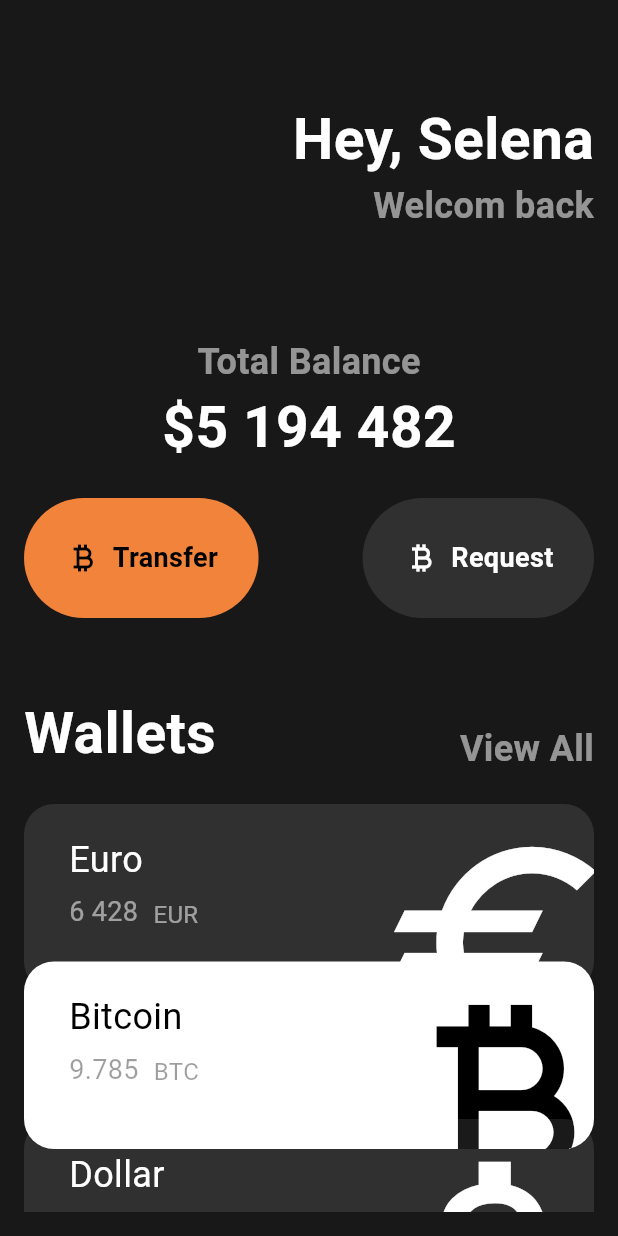
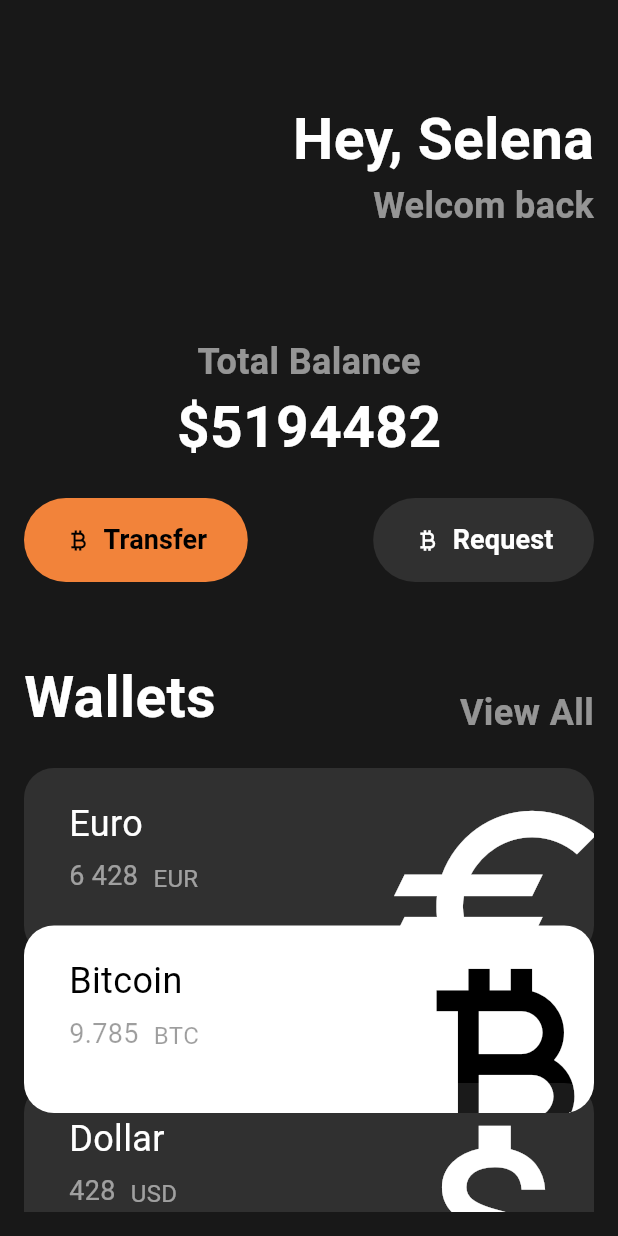
Before and after one commit to Young-Gon/CachWallets, a Flutter app: the screen it shows after launch, on a phone screen of 412 x 824 dp. Run offline on Flutter 3.47's test engine with Material 3 defaults, Android fonts, the phone set to English and light mode, and no system bars.

Commit message:
Expanded 오류 수정

```diff
--- a/lib/main.dart
+++ b/lib/main.dart
@@ -1,3 +1,4 @@
+import 'package:cach_wallets/total_balance.dart';
 import 'package:flutter/material.dart';
 
 import 'currency_card.dart';
@@ -64,39 +65,7 @@ class MyHomePage extends StatelessWidget {
               child: SingleChildScrollView(
                 child: Column(
                   children: [
-                    SizedBox(height: 70),
-                    Text(
-                      style: TextStyle(
-                        color: Colors.white54,
-                        fontSize: 24,
-                        fontWeight: FontWeight.bold,
-                      ),
-                      "Total Balance",
-                    ),
-                    Text(
-                      style: TextStyle(
-                        color: Colors.white,
-                        fontSize: 38,
-                        fontWeight: FontWeight.bold,
-                      ),
-                      "\$5 194 482",
-                    ),
-                    SizedBox(height: 20),
-                    Row(
-                      mainAxisAlignment: MainAxisAlignment.spaceBetween,
-                      children: [
-                        Button(
-                          name: "Transfer",
-                          color: Color(0xfff2833a),
-                          textColor: Colors.black,
-                        ),
-                        Button(
-                          name: "Request",
-                          color: Colors.white10,
-                          textColor: Colors.white,
-                        ),
-                      ],
-                    ),
+                    TotalBalance(totalBalance: 5194482),
                     SizedBox(height: 50),
                     Row(
                       mainAxisAlignment: MainAxisAlignment.spaceBetween,
@@ -159,46 +128,3 @@ class MyHomePage extends StatelessWidget {
     );
   }
 }
-
-class Button extends StatelessWidget {
-  final String name;
-
-  final Color color;
-
-  final Color textColor;
-
-  const Button({
-    super.key,
-    required this.name,
-    this.color = Colors.white,
-    this.textColor = Colors.black,
-  });
-
-  @override
-  Widget build(BuildContext context) {
-    return Container(
-      padding: const EdgeInsets.all(12),
-      decoration: BoxDecoration(
-        color: color,
-        borderRadius: BorderRadius.circular(40),
-      ),
-      child: Padding(
-        padding: const EdgeInsets.symmetric(vertical: 15, horizontal: 15),
-        child: Row(
-          children: [
-            Icon(Icons.currency_bitcoin, color: textColor),
-            const SizedBox(width: 8),
-            Text(
-              style: TextStyle(
-                color: textColor,
-                fontSize: 18,
-                fontWeight: FontWeight.bold,
-              ),
-              name,
-            ),
-          ],
-        ),
-      ),
-    );
-  }
-}
--- /dev/null
+++ b/lib/total_balance.dart
@@ -0,0 +1,107 @@
+import 'package:flutter/material.dart';
+
+class TotalBalance extends StatefulWidget {
+  const TotalBalance({super.key, required this.totalBalance});
+
+  final int totalBalance;
+
+  @override
+  State<TotalBalance> createState() => _TotalBalanceState();
+}
+
+class _TotalBalanceState extends State<TotalBalance> {
+  int totalBalance = 0;
+
+  @override
+  void initState() {
+    super.initState();
+    totalBalance = widget.totalBalance;
+  }
+
+  @override
+  Widget build(BuildContext context) {
+    return Column(
+      children: [
+        const SizedBox(height: 70),
+        const Text(
+          style: TextStyle(
+            color: Colors.white54,
+            fontSize: 24,
+            fontWeight: FontWeight.bold,
+          ),
+          "Total Balance",
+        ),
+        Text(
+          style: const TextStyle(
+            color: Colors.white,
+            fontSize: 38,
+            fontWeight: FontWeight.bold,
+          ),
+          "\$$totalBalance",
+        ),
+        const SizedBox(height: 20),
+        Row(
+          mainAxisAlignment: MainAxisAlignment.spaceBetween,
+          children: [
+            FilledButton(
+              onPressed: () => {
+                setState(() {
+                  totalBalance += 100;
+                }),
+              },
+              style: ButtonStyle(
+                backgroundColor: MaterialStateProperty.all(
+                  const Color(0xfff2833a),
+                ),
+                padding: MaterialStateProperty.all(
+                  const EdgeInsets.symmetric(vertical: 15, horizontal: 27),
+                ),
+              ),
+              child: const Row(
+                children: [
+                  Icon(Icons.currency_bitcoin, color: Colors.black),
+                  SizedBox(width: 8),
+                  Text(
+                    style: TextStyle(
+                      color: Colors.black,
+                      fontSize: 18,
+                      fontWeight: FontWeight.bold,
+                    ),
+                    "Transfer",
+                  ),
+                ],
+              ),
+            ),
+            FilledButton(
+              onPressed: () => {
+                setState(() {
+                  totalBalance -= 100;
+                }),
+              },
+              style: ButtonStyle(
+                backgroundColor: MaterialStateProperty.all(Colors.white10),
+                padding: MaterialStateProperty.all(
+                  const EdgeInsets.symmetric(vertical: 15, horizontal: 27),
+                ),
+              ),
+              child: const Row(
+                children: [
+                  Icon(Icons.currency_bitcoin, color: Colors.white),
+                  SizedBox(width: 8),
+                  Text(
+                    style: TextStyle(
+                      color: Colors.white,
+                      fontSize: 18,
+                      fontWeight: FontWeight.bold,
+                    ),
+                    "Request",
+                  ),
+                ],
+              ),
+            ),
+          ],
+        ),
+      ],
+    );
+  }
+}
```
